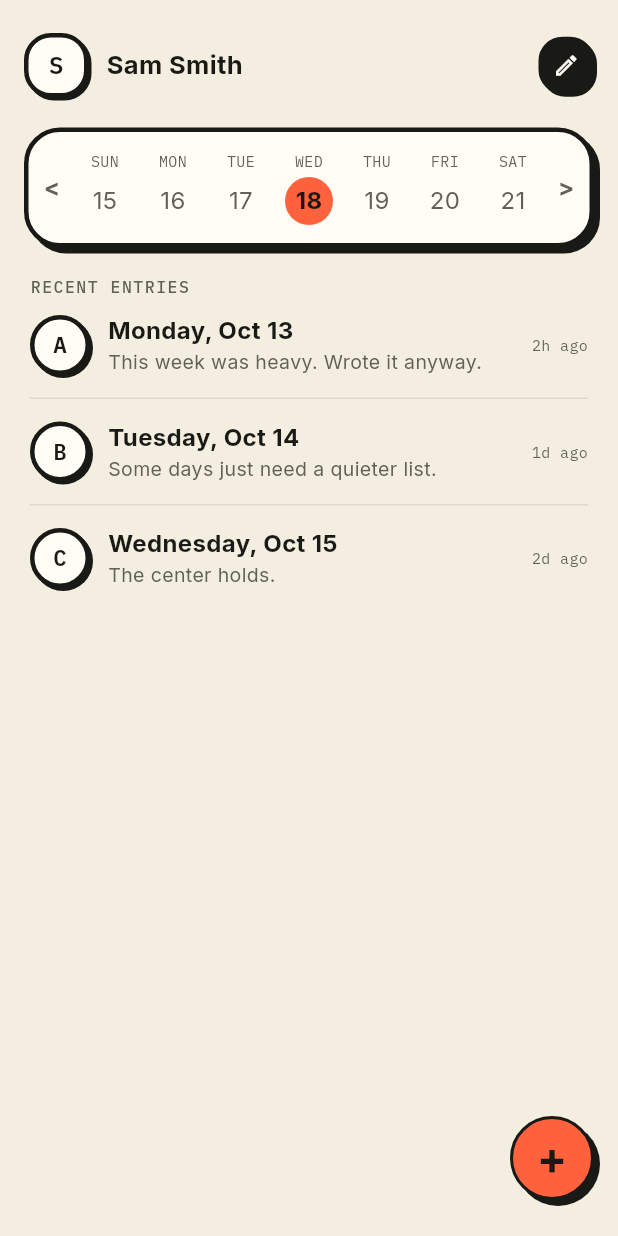
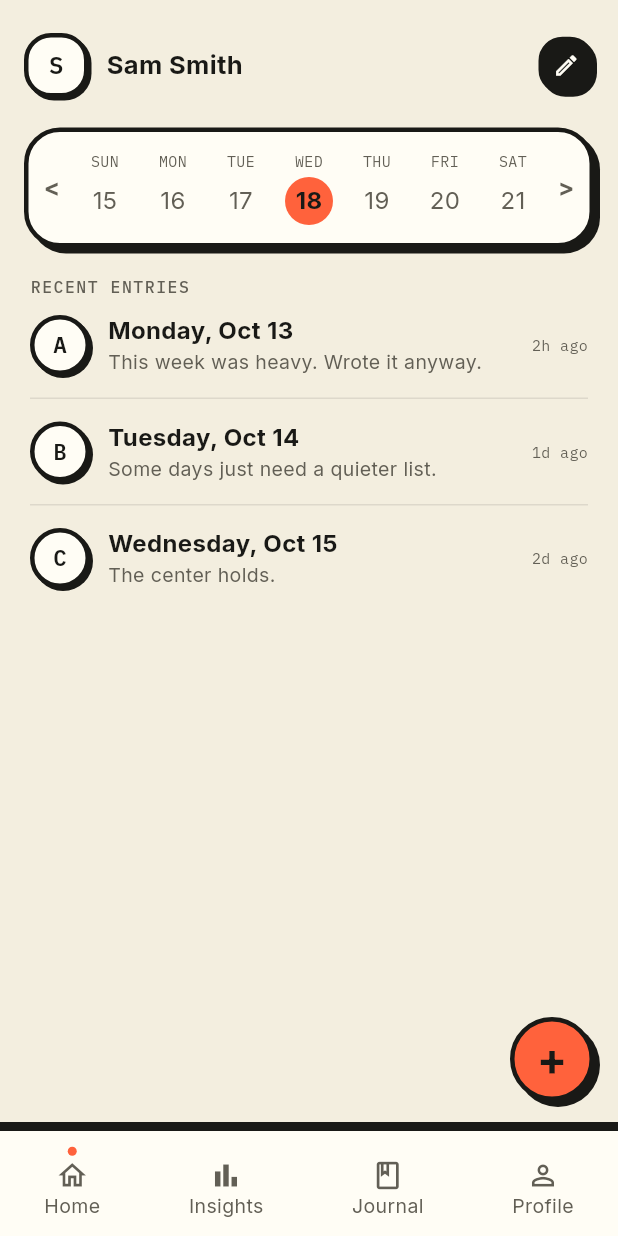
Before and after one commit to Swift2007/Kyou, a Flutter app: the HomeDashboardScreen screen opened directly, on a phone screen of 412 x 824 dp. Run offline on Flutter 3.47's test engine with Material 3 defaults, Android fonts, the phone set to English and light mode, and no system bars; our stand-ins replace dio, flutter_riverpod, flutter_svg, go_router, google_fonts, supabase_flutter; accounts and stored records are empty.

Commit message:
Added a nav bar

```diff
--- a/frontend/lib/features/home/home_dashboard_screen.dart
+++ b/frontend/lib/features/home/home_dashboard_screen.dart
@@ -70,7 +70,7 @@ class HomeDashboardScreen extends ConsumerWidget {
             ),
             Positioned(
               right: 16,
-              bottom: 24,
+              bottom: 90,
               child: GestureDetector(
                 onTap: () => context.push('/entries/new'),
                 child: Container(
@@ -86,7 +86,7 @@ class HomeDashboardScreen extends ConsumerWidget {
                         blurRadius: 0,
                       ),
                     ],
-                    border: Border.all(color: _ink, width: 2),
+                    border: Border.all(color: _ink, width: 3),
                   ),
                   child: Center(
                     child: Text(
@@ -97,6 +97,53 @@ class HomeDashboardScreen extends ConsumerWidget {
                         color: _ink,
                         height: 1,
                       ),
+                    ),
+                  ),
+                ),
+              ),
+            ),
+            Positioned(
+              left: 0,
+              right: 0,
+              bottom: 0,
+              child: Container(
+                decoration: const BoxDecoration(
+                  color: Color(0xFFFFFDF5),
+                  border: Border(
+                    top: BorderSide(color: Color(0xFF191916), width: 3),
+                  ),
+                  boxShadow: [
+                    BoxShadow(
+                      color: Color(0xFF191916),
+                      offset: Offset(0, -3),
+                      blurRadius: 0,
+                    ),
+                  ],
+                ),
+                child: SafeArea(
+                  top: false,
+                  child: SizedBox(
+                    height: 70,
+                    child: Row(
+                      mainAxisAlignment: MainAxisAlignment.spaceAround,
+                      children: [
+                        GestureDetector(
+                          onTap: () => context.go('/home'),
+                          child: _NavItem(label: 'Home', active: true, icon: Icons.home_outlined),
+                        ),
+                        GestureDetector(
+                          onTap: () => context.go('/entries'),
+                          child: _NavItem(label: 'Insights', active: false, icon: Icons.bar_chart_outlined),
+                        ),
+                        GestureDetector(
+                          onTap: () => context.go('/entries'),
+                          child: _NavItem(label: 'Journal', active: false, icon: Icons.book_outlined),
+                        ),
+                        GestureDetector(
+                          onTap: () => context.go('/entries'),
+                          child: _NavItem(label: 'Profile', active: false, icon: Icons.person_outline),
+                        ),
+                      ],
                     ),
                   ),
                 ),
```
